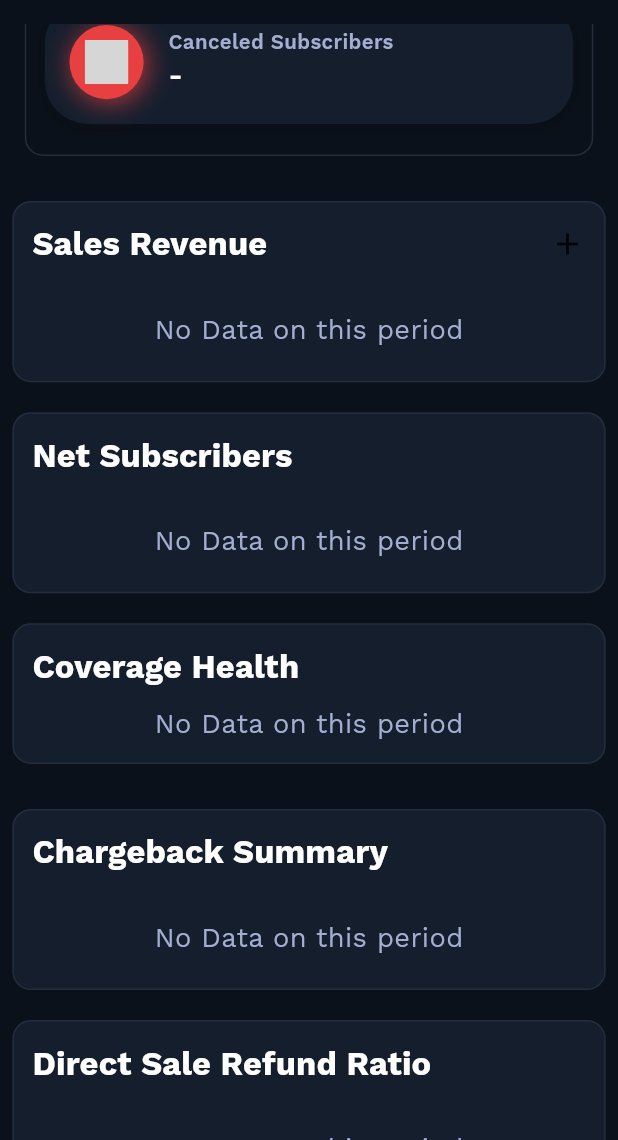
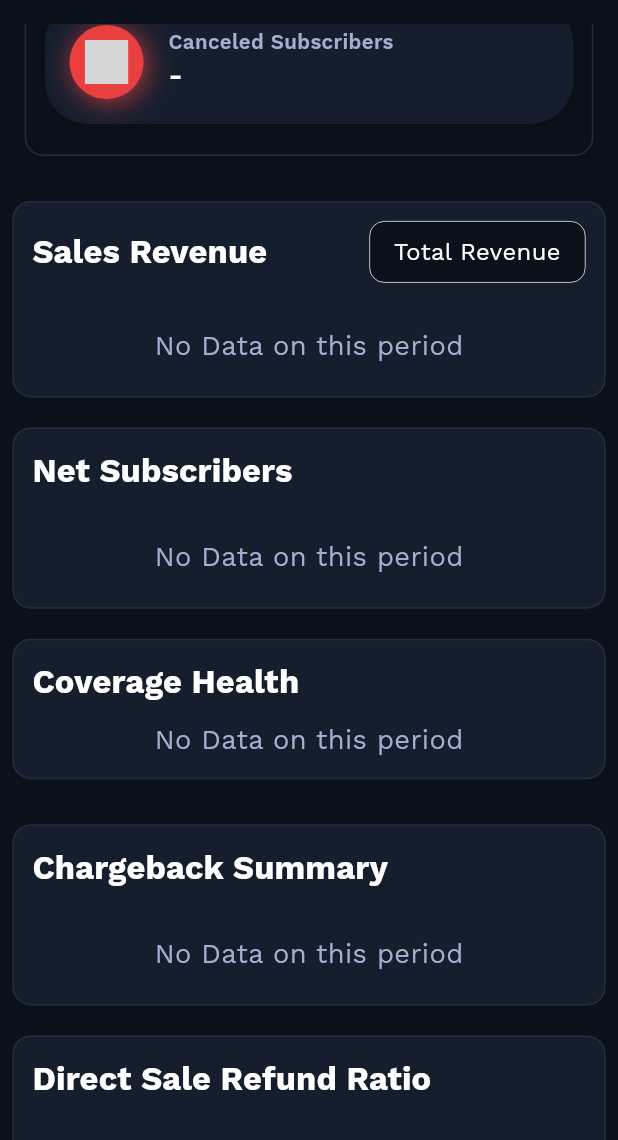
Before and after one commit to BalaMuruganSoftsuave/phoenix, a Flutter app: the HomeScreen screen opened directly, scrolled down 1152 dp, on a phone screen of 412 x 824 dp, the part 96-1236 px from its top. Run offline on Flutter 3.47's test engine with Material 3 defaults, Android fonts, the phone set to English and light mode, and no system bars; our stand-ins replace easy_localization, firebase_core, firebase_messaging, fl_chart, flutter_bloc, flutter_local_notifications and 4 more; accounts and stored records are empty; project files that could hold a hidden picture were left out; grey boxes are pictures that could not be loaded.

Commit message:
total revenue widget

```diff
--- a/lib/screens/dashboard/dashboard_screen.dart
+++ b/lib/screens/dashboard/dashboard_screen.dart
@@ -137,7 +137,19 @@ class HomeScreen extends StatelessWidget {
                                                         .totalSalesRevenueData
                                                         ?.result ??
                                                     [])),
-                                    childWidget: Icon(Icons.add),
+                                    childWidget:Container(
+                                      padding: EdgeInsets.all(2),
+
+                                      height: Responsive.boxH(context, 5),
+                                      width: Responsive.boxW(context, 35),
+                                      decoration: BoxDecoration(
+                                        color: AppColors.darkBg,
+                                        borderRadius: BorderRadius.all(Radius.circular(10)),
+                                        border: Border.all(width:0.5,color: AppColors.white),
+                                        shape: BoxShape.rectangle
+                                      ),
+                                      child: Align(alignment:Alignment.center,child: Text("Total Revenue",textAlign: TextAlign.center,style: TextStyle(color: AppColors.white,fontSize: Responsive.fontSize(context, 3.5)),) ),
+                                    ),
                                   ),
 
                                   SizedBox(height: 20),
```
